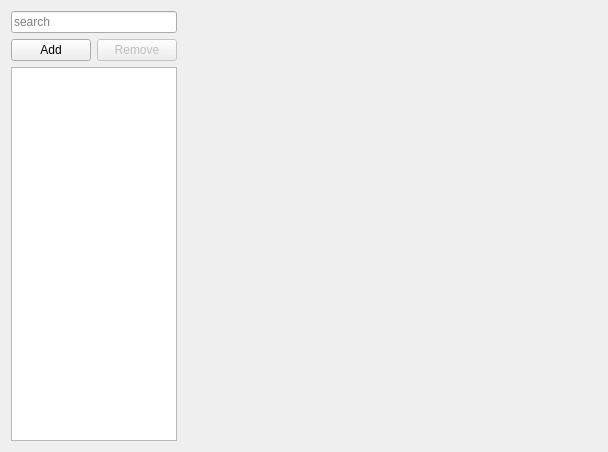
First picture: the form in ui/a2widget/a2item_editor.ui, repository ewerybody/a2, before the edit.
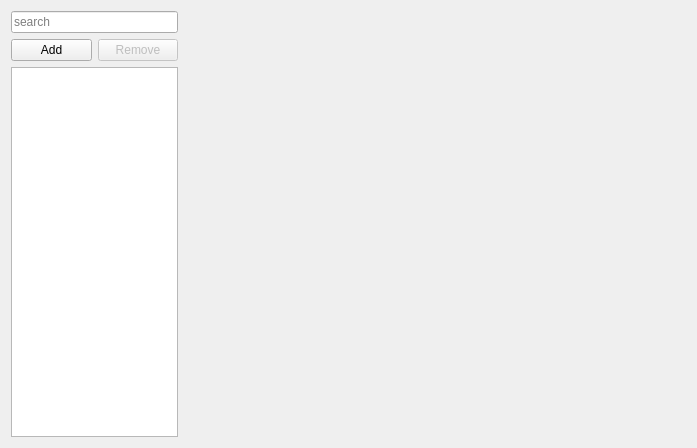
Second picture: the form after the edit.

Commit message: A2ItemEditor now full with new functionality from Hotstrings widget

What changed in the file:
```diff
--- a/ui/a2widget/a2item_editor.ui
+++ b/ui/a2widget/a2item_editor.ui
@@ -6,8 +6,8 @@
    <rect>
     <x>0</x>
     <y>0</y>
-    <width>608</width>
-    <height>452</height>
+    <width>697</width>
+    <height>448</height>
    </rect>
   </property>
   <property name="sizePolicy">
```
Left out of the diff: 1 changed line with no effect on the pictures. The commit also changes 2 other files.
